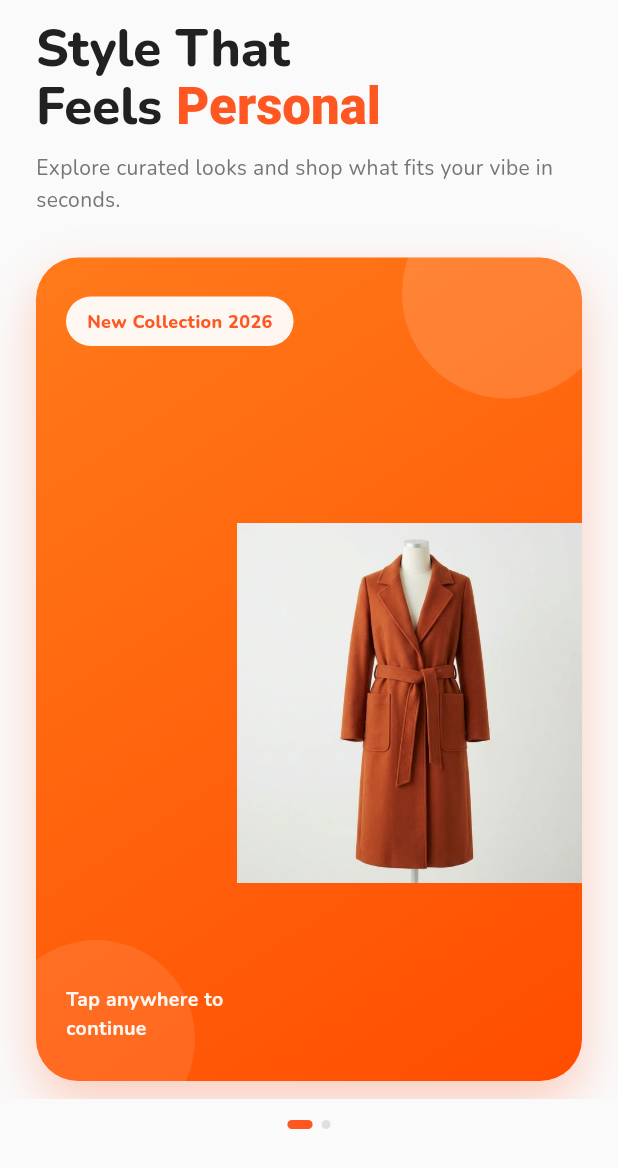
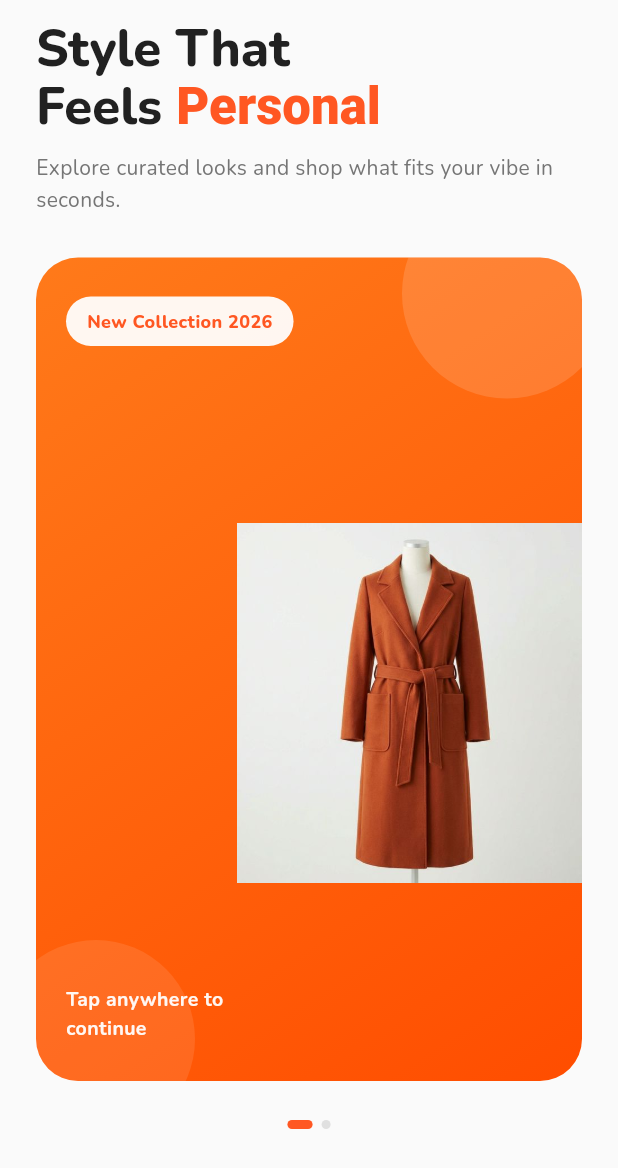
Before and after one commit to CHUNSOKNA1997/e-commerce-app, a Flutter app: the screen it shows after launch, on a phone screen of 412 x 824 dp, the part 68-1236 px from its top. Run offline on Flutter 3.47's test engine with Material 3 defaults, Android fonts, the phone set to English and light mode, and no system bars; drawn by our look-alikes of smooth_page_indicator; our stand-ins replace flutter_svg, google_fonts, image_cropper, image_picker, shared_preferences, webview_flutter; accounts and stored records are empty.

Commit message:
refactor: standardize UI components, implement global snackbar helper, and configure system overlay styles

```diff
--- a/lib/config/app_config.dart
+++ b/lib/config/app_config.dart
@@ -1,5 +1,6 @@
 class AppConfig {
-  static const String apiBaseUrl = 'http://10.0.2.2:5000/api/v1';
+  static const String apiBaseUrl =
+      'https://flutter-ecommerce-api.onrender.com/api/v1';
 
   static String get apiOrigin {
     final uri = Uri.parse(apiBaseUrl);
--- a/lib/main.dart
+++ b/lib/main.dart
@@ -1,4 +1,5 @@
 import 'package:flutter/material.dart';
+import 'package:flutter/services.dart';
 import 'package:google_fonts/google_fonts.dart';
 import 'package:provider/provider.dart';
 
@@ -16,6 +17,17 @@ import 'state/catalog_state.dart';
 import 'state/profile_state.dart';
 
 void main() {
+  WidgetsFlutterBinding.ensureInitialized();
+  SystemChrome.setSystemUIOverlayStyle(
+    const SystemUiOverlayStyle(
+      statusBarColor: Colors.white,
+      statusBarIconBrightness: Brightness.dark,
+      statusBarBrightness: Brightness.light,
+      systemNavigationBarColor: Colors.white,
+      systemNavigationBarIconBrightness: Brightness.dark,
+    ),
+  );
+
   final apiClient = ApiClient();
 
   runApp(MyApp(apiClient: apiClient));
@@ -51,17 +63,75 @@ class MyApp extends StatelessWidget {
       child: MaterialApp(
         title: 'PhsarRohas',
         debugShowCheckedModeBanner: false,
+        builder: (context, child) {
+          return AnnotatedRegion<SystemUiOverlayStyle>(
+            value: SystemUiOverlayStyle(
+              statusBarColor: Colors.white,
+              statusBarIconBrightness: Brightness.dark,
+              statusBarBrightness: Brightness.light,
+              systemNavigationBarColor: Colors.white,
+              systemNavigationBarIconBrightness: Brightness.dark,
+            ),
+            child: child ?? const SizedBox.shrink(),
+          );
+        },
         theme: ThemeData(
           colorScheme: ColorScheme.fromSeed(
             seedColor: AppColors.primary,
             primary: AppColors.primary,
           ),
           useMaterial3: true,
+          hoverColor: Colors.transparent,
           textTheme: GoogleFonts.nunitoTextTheme(),
           scaffoldBackgroundColor: Colors.white,
+          iconButtonTheme: IconButtonThemeData(
+            style: ButtonStyle(
+              overlayColor: WidgetStateProperty.resolveWith((states) {
+                if (states.contains(WidgetState.hovered)) {
+                  return Colors.transparent;
+                }
+                return null;
+              }),
+            ),
+          ),
+          textButtonTheme: TextButtonThemeData(
+            style: ButtonStyle(
+              overlayColor: WidgetStateProperty.resolveWith((states) {
+                if (states.contains(WidgetState.hovered)) {
+                  return Colors.transparent;
+                }
+                return null;
+              }),
+            ),
+          ),
+          elevatedButtonTheme: ElevatedButtonThemeData(
+            style: ButtonStyle(
+              overlayColor: WidgetStateProperty.resolveWith((states) {
+                if (states.contains(WidgetState.hovered)) {
+                  return Colors.transparent;
+                }
+                return null;
+              }),
+            ),
+          ),
+          outlinedButtonTheme: OutlinedButtonThemeData(
+            style: ButtonStyle(
+              overlayColor: WidgetStateProperty.resolveWith((states) {
+                if (states.contains(WidgetState.hovered)) {
+                  return Colors.transparent;
+                }
+                return null;
+              }),
+            ),
+          ),
           appBarTheme: const AppBarTheme(
             backgroundColor: Colors.white,
             elevation: 0,
+            systemOverlayStyle: SystemUiOverlayStyle(
+              statusBarColor: Colors.white,
+              statusBarIconBrightness: Brightness.dark,
+              statusBarBrightness: Brightness.light,
+            ),
             iconTheme: IconThemeData(color: AppColors.textPrimary),
           ),
         ),
--- a/lib/screens/login_screen.dart
+++ b/lib/screens/login_screen.dart
@@ -4,6 +4,7 @@ import 'package:provider/provider.dart';
 
 import '../constants/colors.dart';
 import '../state/auth_state.dart';
+import '../utils/snackbar_helper.dart';
 import 'forgot_password_screen.dart';
 import 'main_shell.dart';
 import 'onboarding_screen.dart';
@@ -52,10 +53,7 @@ class _LoginScreenState extends State<LoginScreen> {
       );
     } catch (error) {
       if (!mounted) return;
-
-      ScaffoldMessenger.of(
-        context,
-      ).showSnackBar(SnackBar(content: Text(error.toString())));
+      showAppSnackBar(context, error.toString(), isError: true);
     } finally {
       if (mounted) {
         setState(() => _isLoading = false);
--- a/lib/screens/onboarding_screen.dart
+++ b/lib/screens/onboarding_screen.dart
@@ -145,13 +145,6 @@ class _OnboardingScreenState extends State<OnboardingScreen> {
                   begin: Alignment.topLeft,
                   end: Alignment.bottomRight,
                 ),
-                boxShadow: [
-                  BoxShadow(
-                    color: AppColors.primary.withValues(alpha: 0.28),
-                    blurRadius: 28,
-                    offset: const Offset(0, 14),
-                  ),
-                ],
               ),
               clipBehavior: Clip.antiAlias,
               child: Stack(
@@ -274,10 +267,10 @@ class _OnboardingScreenState extends State<OnboardingScreen> {
             ),
           ),
           const SizedBox(height: 28),
-          RichText(
-            text: TextSpan(
+          Text.rich(
+            TextSpan(
               style: GoogleFonts.nunito(
-                fontSize: 31,
+                fontSize: 28,
                 fontWeight: FontWeight.w800,
                 height: 1.15,
                 color: AppColors.textPrimary,
@@ -288,7 +281,7 @@ class _OnboardingScreenState extends State<OnboardingScreen> {
                   text: 'Fashion',
                   style: TextStyle(color: AppColors.primary),
                 ),
-                TextSpan(text: ' Around\nYour Taste'),
+                TextSpan(text: ' Around Your Taste'),
               ],
             ),
           ),
```
Also changed, not shown: lib/screens/forgot_password_screen.dart (+3 -6 lines), lib/screens/forgot_password_verify_screen.dart (+3 -6 lines), lib/screens/home_screen.dart (+10 -10 lines), lib/screens/profile_screen.dart (+3 -5 lines), lib/screens/register_screen.dart (+3 -7 lines), lib/screens/reset_password_screen.dart (+3 -6 lines), lib/screens/verify_email_screen.dart (+3 -6 lines), lib/utils/snackbar_helper.dart (added, +28 -0 lines), lib/widgets/payment_checkout_sheet.dart (+26 -11 lines), lib/widgets/product_card.dart (+6 -3 lines).
